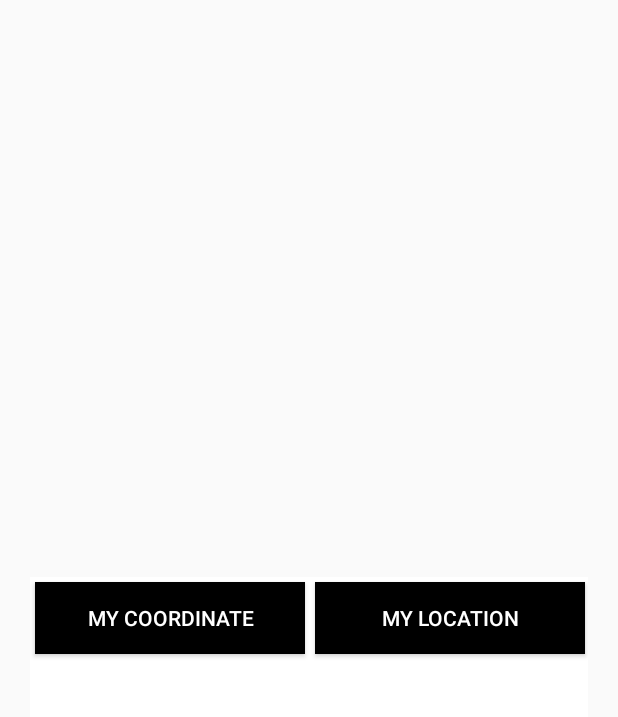
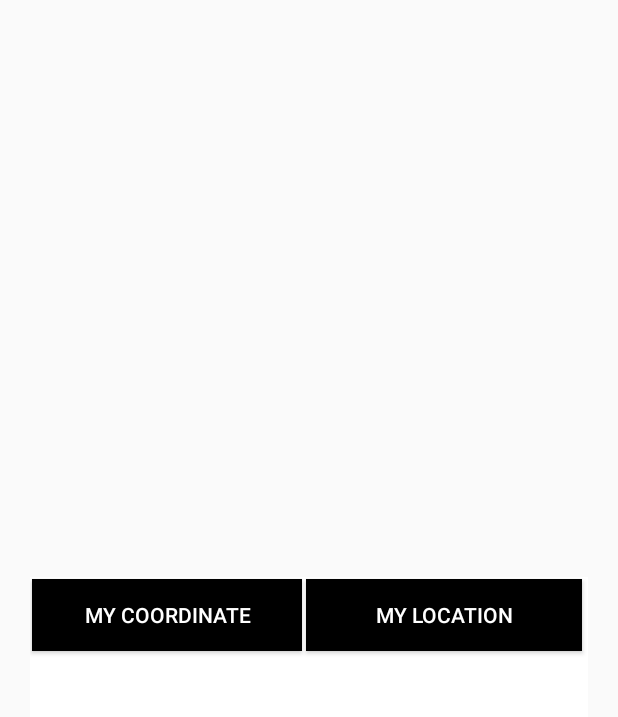
Before and after one commit to Rjndrkha/Tugas1_Mobile, an Android app: the MapsActivity screen opened directly, with no data from a screen before it, on a phone screen of 412 x 824 dp, the part 53-770 px from its top. Run offline under Robolectric (Android 15) with nearby library versions, the phone set to English and light mode, and no system bars.

Commit message:
ADD FEATURE & FIX BUG

```diff
--- a/app/src/main/java/org/aplas/tugas1_rajendra/HalamanUtama.java
+++ b/app/src/main/java/org/aplas/tugas1_rajendra/HalamanUtama.java
@@ -16,6 +16,9 @@ import androidx.recyclerview.widget.RecyclerView;
 
 import org.aplas.tugas1_rajendra.calculator.CalculatorApp;
 import org.aplas.tugas1_rajendra.login_register.HalamanEmpat;
+import org.aplas.tugas1_rajendra.recycle_data.ItemAdapter;
+import org.aplas.tugas1_rajendra.recycle_data.ItemModel;
+import org.aplas.tugas1_rajendra.recycle_data.MyItem;
 
 import java.util.ArrayList;
 
--- a/app/src/main/java/org/aplas/tugas1_rajendra/MainActivity.java
+++ b/app/src/main/java/org/aplas/tugas1_rajendra/MainActivity.java
@@ -20,7 +20,7 @@ public class MainActivity extends AppCompatActivity {
         new Handler().postDelayed(new Runnable() {
             @Override
             public void run() {
-                Intent i = new Intent(MainActivity.this,  HalamanEmpat.class);
+                Intent i = new Intent(MainActivity.this,  HalamanUtama.class);
                 startActivity(i);
                 finish();
             }
--- a/app/src/main/java/org/aplas/tugas1_rajendra/ItemAdapter.java
+++ b/app/src/main/java/org/aplas/tugas1_rajendra/recycle_data/ItemAdapter.java
@@ -1,4 +1,4 @@
-package org.aplas.tugas1_rajendra;
+package org.aplas.tugas1_rajendra.recycle_data;
 
 import android.content.Context;
 import android.content.Intent;
@@ -13,6 +13,7 @@ import androidx.annotation.NonNull;
 import androidx.appcompat.widget.LinearLayoutCompat;
 import androidx.recyclerview.widget.RecyclerView;
 
+import org.aplas.tugas1_rajendra.R;
 import org.aplas.tugas1_rajendra.calculator.MainCalculator;
 import org.aplas.tugas1_rajendra.persistance_data.Internal;
 import org.aplas.tugas1_rajendra.maps.MainActivity ;
@@ -41,7 +42,7 @@ public class ItemAdapter extends RecyclerView.Adapter<ItemAdapter.ViewHolder> {
         }
     }
 
-    ItemAdapter(Context context,ArrayList<ItemModel> Data){
+    public ItemAdapter(Context context,ArrayList<ItemModel> Data){
         this.context=context;
 
         this.Data=Data;
--- a/app/src/main/java/org/aplas/tugas1_rajendra/ItemModel.java
+++ b/app/src/main/java/org/aplas/tugas1_rajendra/recycle_data/ItemModel.java
@@ -1,4 +1,4 @@
-package org.aplas.tugas1_rajendra;
+package org.aplas.tugas1_rajendra.recycle_data;
 
 public class ItemModel {
 
--- a/app/src/main/res/layout/activity_maps.xml
+++ b/app/src/main/res/layout/activity_maps.xml
@@ -25,21 +25,21 @@
             android:id="@+id/Koordinat"
             android:layout_width="180dp"
             android:layout_height="wrap_content"
+            android:layout_margin="1dp"
             android:background="@color/black"
-            android:textColor="@color/white"
-            android:layout_margin="3dp"
             android:text="My Coordinate"
-            android:textAlignment="center" />
+            android:textAlignment="center"
+            android:textColor="@color/white" />
 
         <Button
             android:id="@+id/Location"
-            android:layout_width="180dp"
+            android:layout_width="184dp"
             android:layout_height="wrap_content"
+            android:layout_margin="1dp"
             android:background="@color/black"
-            android:layout_margin="3dp"
-            android:textColor="@color/white"
             android:text="My Location"
-            android:textAlignment="center" />
+            android:textAlignment="center"
+            android:textColor="@color/white" />
 
     </LinearLayout>
 
```
Also changed, not shown: app/src/main/java/org/aplas/tugas1_rajendra/recycle_data/MyItem.java (renamed from app/src/main/java/org/aplas/tugas1_rajendra/MyItem.java, +6 -4 lines).
